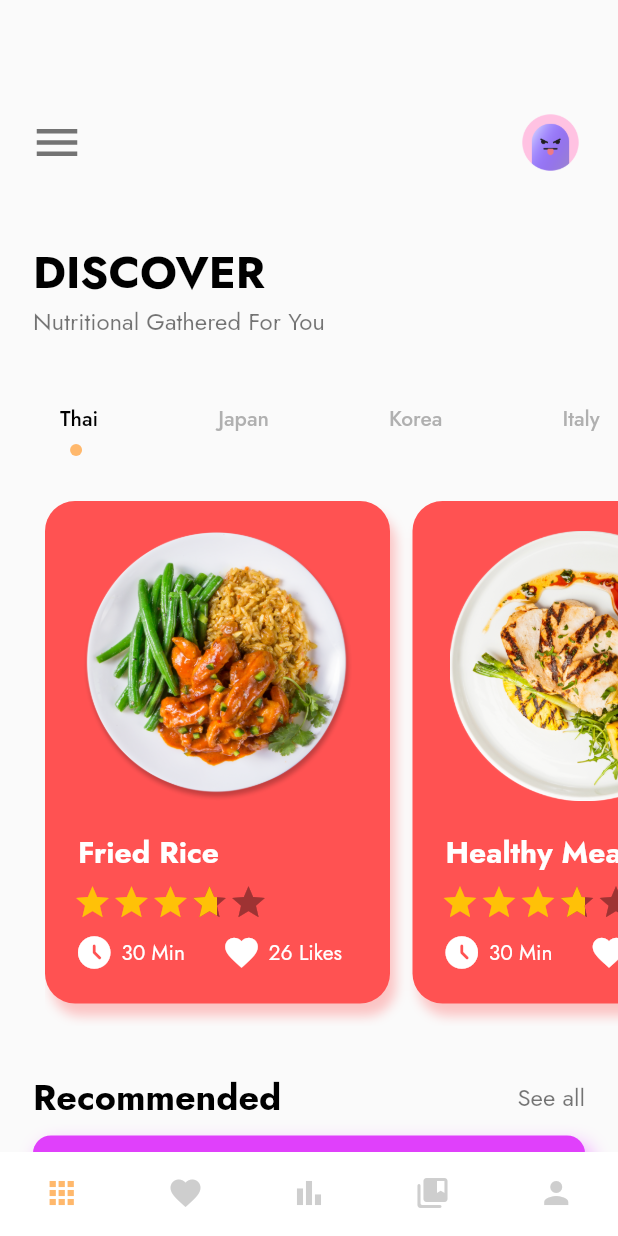
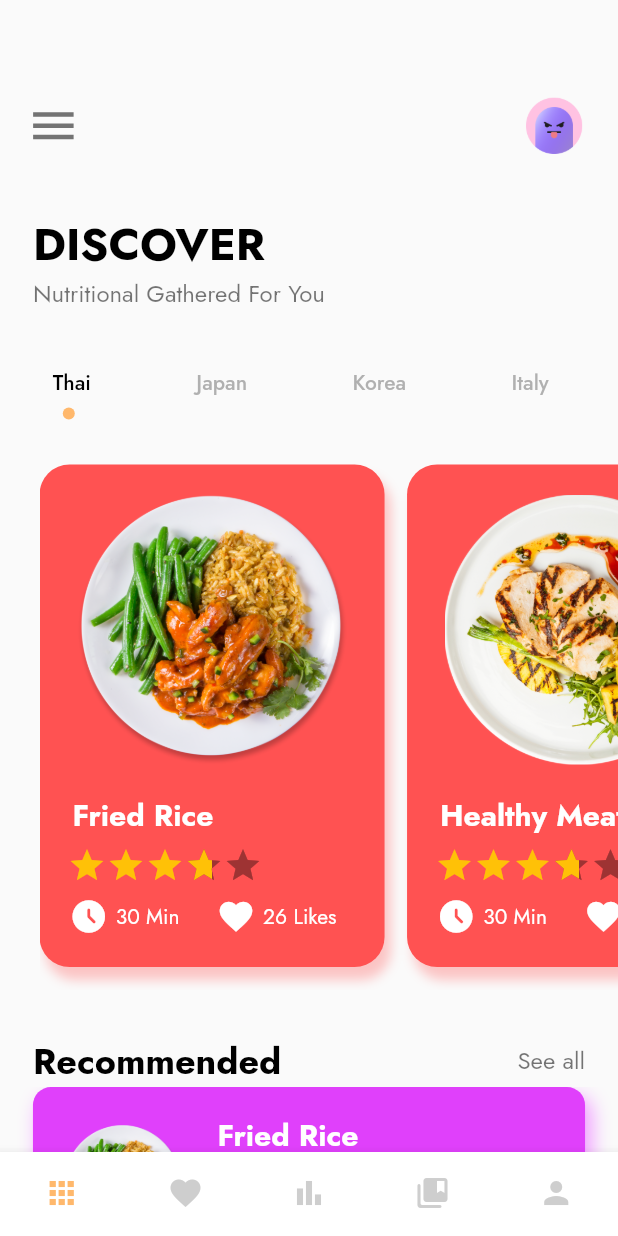
Before and after one commit to UWare1/FindFood, a Flutter app: the MainPage screen opened directly, on a phone screen of 412 x 824 dp. Run offline on Flutter 3.47's test engine with Material 2 defaults, Android fonts, the phone set to English and light mode, and no system bars; drawn by our look-alikes of flutter_rating_bar; our stand-ins replace audioplayers, awesome_snackbar_content, flutter_fortune_wheel, flutter_slidable, like_button, rxdart.

Commit message:
Update Third Section V.2.2
Responsive (ScrollView)

```diff
--- a/findfood/lib/pages/navpages/home_page.dart
+++ b/findfood/lib/pages/navpages/home_page.dart
@@ -76,7 +76,9 @@ class _HomePageState extends State<HomePage> with TickerProviderStateMixin {
                 Column(crossAxisAlignment: CrossAxisAlignment.start, children: [
               //menu text
               Container(
-                padding: const EdgeInsets.only(top: 70, left: 20),
+                padding: EdgeInsets.only(
+                    top: getProportionateScreenHeight(58),
+                    left: getProportionateScreenWidth(16)),
                 child: Row(
                   children: [
                     GestureDetector(
@@ -96,7 +98,8 @@ class _HomePageState extends State<HomePage> with TickerProviderStateMixin {
                     ),
                     Expanded(child: Container()),
                     Container(
-                      margin: const EdgeInsets.only(right: 20),
+                      margin: EdgeInsets.only(
+                          right: getProportionateScreenWidth(16)),
                       width: 50,
                       height: 50,
                       // decoration: BoxDecoration(
@@ -111,11 +114,18 @@ class _HomePageState extends State<HomePage> with TickerProviderStateMixin {
                 ),
               ),
               SizedBox(
-                height: 40,
+                height: getProportionateScreenHeight(16),
               ),
               //discover text
+              Expanded(
+                child: SingleChildScrollView(
+                  child: Column(
+                    crossAxisAlignment: CrossAxisAlignment.start,
+                    children: [
                       Container(
-                margin: EdgeInsets.only(left: getProportionateScreenWidth(20)),
+                        margin: EdgeInsets.only(
+                            top: getProportionateScreenHeight(16),
+                            left: getProportionateScreenWidth(20)),
                         child: Column(
                           crossAxisAlignment: CrossAxisAlignment.start,
                           children: [
@@ -125,7 +135,7 @@ class _HomePageState extends State<HomePage> with TickerProviderStateMixin {
                         ),
                       ),
                       SizedBox(
-                height: 30,
+                        height: getProportionateScreenHeight(24),
                       ),
                       //tabbar
                       Container(
@@ -133,9 +143,11 @@ class _HomePageState extends State<HomePage> with TickerProviderStateMixin {
                           alignment: Alignment.centerLeft,
                           child: TabBar(
                             onTap: ((value) {
-                      AudioPlayer().play(AssetSource('audio/click_tone.mp3'));
+                              AudioPlayer()
+                                  .play(AssetSource('audio/click_tone.mp3'));
                             }),
-                    labelPadding: const EdgeInsets.only(left: 40, right: 40),
+                            labelPadding: EdgeInsets.symmetric(
+                                horizontal: getProportionateScreenWidth(32)),
                             controller: _tabController,
                             labelColor: Colors.black,
                             unselectedLabelColor: Colors.grey.withOpacity(0.8),
@@ -165,8 +177,9 @@ class _HomePageState extends State<HomePage> with TickerProviderStateMixin {
                       ),
                       //List PhotoFoods
                       Container(
-                padding: const EdgeInsets.only(left: 30),
-                height: 380,
+                        padding: EdgeInsets.only(
+                            left: getProportionateScreenWidth(24)),
+                        height: 380, //SizeConfig.screenHeight * 0.387
                         width: double.maxFinite,
                         child: TabBarView(
                           controller: _tabController,
@@ -177,13 +190,13 @@ class _HomePageState extends State<HomePage> with TickerProviderStateMixin {
                               itemBuilder: (BuildContext context, int index) {
                                 return GestureDetector(
                                   onTap: () {
-                            AudioPlayer()
-                                .play(AssetSource('audio/click_tone.mp3'));
+                                    AudioPlayer().play(
+                                        AssetSource('audio/click_tone.mp3'));
                                     Navigator.push(
                                         context,
                                         MaterialPageRoute(
-                                    builder: (context) => const MenuFood(
-                                          nameFoods: "Fried Rice",
+                                            builder: (context) => MenuFood(
+                                                  nameFoods: nameFoods[index],
                                                 )));
                                   },
                                   child: Container(
@@ -195,17 +208,17 @@ class _HomePageState extends State<HomePage> with TickerProviderStateMixin {
                                       color: Colors.redAccent,
                                       boxShadow: const [
                                         BoxShadow(
-                                  color: Color.fromARGB(66, 255, 40, 40),
+                                          color:
+                                              Color.fromARGB(66, 255, 40, 40),
                                           blurRadius: 6,
-                                  offset: Offset(4, 8), // Shadow position
+                                          offset:
+                                              Offset(4, 8), // Shadow position
                                         ),
                                       ],
-                              /*image: DecorationImage(
-                                    image: AssetImage("assets/images/mountain.jpeg"),
-                                    fit: BoxFit.cover)*/
                                     ),
                                     child: Column(
-                              mainAxisAlignment: MainAxisAlignment.start,
+                                      mainAxisAlignment:
+                                          MainAxisAlignment.start,
                                       children: [
                                         //Plate of Food
                                         Container(
@@ -213,9 +226,11 @@ class _HomePageState extends State<HomePage> with TickerProviderStateMixin {
                                           height: 180,
                                           margin: const EdgeInsets.all(20),
                                           decoration: BoxDecoration(
-                                      borderRadius: BorderRadius.circular(12),
+                                              borderRadius:
+                                                  BorderRadius.circular(12),
                                               image: DecorationImage(
-                                          image: AssetImage("assets/images/" +
+                                                  image: AssetImage(
+                                                      "assets/images/" +
                                                           photoFoods[index]),
                                                   fit: BoxFit.scaleDown)),
                                         ),
@@ -224,7 +239,8 @@ class _HomePageState extends State<HomePage> with TickerProviderStateMixin {
                                           width: double.maxFinite,
                                           margin: EdgeInsets.symmetric(
                                               horizontal:
-                                          getProportionateScreenWidth(20)),
+                                                  getProportionateScreenWidth(
+                                                      20)),
                                           child: AppLargeText(
                                             text: nameFoods[index],
                                             size: 20,
@@ -237,12 +253,15 @@ class _HomePageState extends State<HomePage> with TickerProviderStateMixin {
                                             height: 26,
                                             margin: EdgeInsets.symmetric(
                                                 horizontal:
-                                            getProportionateScreenWidth(17),
+                                                    getProportionateScreenWidth(
+                                                        17),
                                                 vertical:
-                                            getProportionateScreenWidth(5)),
+                                                    getProportionateScreenWidth(
+                                                        5)),
                                             child: RatingBarIndicator(
                                               rating: 3.7,
-                                      itemBuilder: (context, index) => Icon(
+                                              itemBuilder: (context, index) =>
+                                                  Icon(
                                                 Icons.star,
                                                 color: Colors.amber,
                                               ),
@@ -253,7 +272,9 @@ class _HomePageState extends State<HomePage> with TickerProviderStateMixin {
                                         //Count & Serve
                                         Container(
                                             margin: EdgeInsets.only(
-                                        left: getProportionateScreenWidth(18)),
+                                                left:
+                                                    getProportionateScreenWidth(
+                                                        18)),
                                             child: CountAndServe())
                                       ],
                                     ),
@@ -276,19 +297,20 @@ class _HomePageState extends State<HomePage> with TickerProviderStateMixin {
                         mainAxisAlignment: MainAxisAlignment.spaceBetween,
                         children: [
                           Container(
-                    margin:
-                        EdgeInsets.only(left: getProportionateScreenWidth(20)),
+                            margin: EdgeInsets.only(
+                                left: getProportionateScreenWidth(20)),
                             child: AppLargeText(
                               text: "Recommended",
                               size: 24,
                             ),
                           ),
                           Container(
-                    margin:
-                        EdgeInsets.only(right: getProportionateScreenWidth(20)),
+                            margin: EdgeInsets.only(
+                                right: getProportionateScreenWidth(20)),
                             child: GestureDetector(
                               onTap: () {
-                        AudioPlayer().play(AssetSource('audio/click_tone.mp3'));
+                                AudioPlayer()
+                                    .play(AssetSource('audio/click_tone.mp3'));
                                 var snackBar = SnackBar(
                                   elevation: 0,
                                   behavior: SnackBarBehavior.floating,
@@ -301,7 +323,8 @@ class _HomePageState extends State<HomePage> with TickerProviderStateMixin {
                                   ),
                                 );
 
-                        ScaffoldMessenger.of(context).showSnackBar(snackBar);
+                                ScaffoldMessenger.of(context)
+                                    .showSnackBar(snackBar);
                               },
                               child: AppText(
                                 text: "See all",
@@ -314,7 +337,7 @@ class _HomePageState extends State<HomePage> with TickerProviderStateMixin {
                       //Recommended Menu
                       Container(
                         width: double.maxFinite,
-                height: SizeConfig.screenHeight * 0.179,
+                        height: SizeConfig.screenHeight * 0.18,
                         padding: EdgeInsets.only(bottom: 0),
                         child: ListView.builder(
                           itemCount: 3,
@@ -322,22 +345,22 @@ class _HomePageState extends State<HomePage> with TickerProviderStateMixin {
                           itemBuilder: (BuildContext context, int index) {
                             return GestureDetector(
                               onTap: () {
-                        AudioPlayer().play(AssetSource('audio/click_tone.mp3'));
+                                AudioPlayer()
+                                    .play(AssetSource('audio/click_tone.mp3'));
                                 Navigator.push(
                                     context,
                                     MaterialPageRoute(
-                                builder: (context) => const MenuFood(
-                                      nameFoods: "Fried Rice",
+                                        builder: (context) => MenuFood(
+                                              nameFoods: nameFoods[index],
                                             )));
                               },
                               child: Container(
                                 width: double.maxFinite,
                                 height: 130,
                                 margin: EdgeInsets.only(
-                            top: 8,
                                     left: getProportionateScreenWidth(20),
                                     right: getProportionateScreenWidth(20),
-                            bottom: 10),
+                                    bottom: getProportionateScreenHeight(20)),
                                 decoration: BoxDecoration(
                                   borderRadius: BorderRadius.circular(12),
                                   color: Colors.purpleAccent,
@@ -358,19 +381,23 @@ class _HomePageState extends State<HomePage> with TickerProviderStateMixin {
                                       width: 80,
                                       margin: EdgeInsets.all(20),
                                       decoration: BoxDecoration(
-                                  borderRadius: BorderRadius.circular(12),
+                                          borderRadius:
+                                              BorderRadius.circular(12),
                                           image: DecorationImage(
                                               image: AssetImage(
-                                          "assets/images/healthy-meat.png"))),
+                                                  "assets/images/" +
+                                                      photoFoods[index]))),
                                     ),
                                     Column(
-                              mainAxisAlignment: MainAxisAlignment.center,
-                              crossAxisAlignment: CrossAxisAlignment.start,
+                                      mainAxisAlignment:
+                                          MainAxisAlignment.center,
+                                      crossAxisAlignment:
+                                          CrossAxisAlignment.start,
                                       children: [
                                         Container(
                                           margin: EdgeInsets.only(left: 3),
                                           child: AppLargeText(
-                                    text: "Healthy Meat",
+                                            text: nameFoods[index],
                                             size: 20,
                                             color: Colors.white,
                                           ),
@@ -380,10 +407,13 @@ class _HomePageState extends State<HomePage> with TickerProviderStateMixin {
                                           width: 200,
                                           height: 26,
                                           margin: EdgeInsets.symmetric(
-                                      vertical: getProportionateScreenWidth(4)),
+                                              vertical:
+                                                  getProportionateScreenWidth(
+                                                      4)),
                                           child: RatingBarIndicator(
                                             rating: 4.32,
-                                    itemBuilder: (context, index) => Icon(
+                                            itemBuilder: (context, index) =>
+                                                Icon(
                                               Icons.star,
                                               color: Colors.amber,
                                             ),
@@ -401,6 +431,10 @@ class _HomePageState extends State<HomePage> with TickerProviderStateMixin {
                               ),
                             );
                           },
+                        ),
+                      ),
+                    ],
+                  ),
                 ),
               ),
             ]),
--- a/findfood/lib/pages/navpages/main_page.dart
+++ b/findfood/lib/pages/navpages/main_page.dart
@@ -45,7 +45,7 @@ class _MainPageState extends State<MainPage> {
         unselectedItemColor: Colors.grey.withOpacity(0.5),
         showSelectedLabels: false,
         showUnselectedLabels: false,
-        elevation: 0,
+        elevation: 6,
         items: const [
           BottomNavigationBarItem(
               label: "Home", tooltip: "Home", icon: Icon(Icons.apps)),
```
Lines whose indentation alone changed are shown as unchanged.
